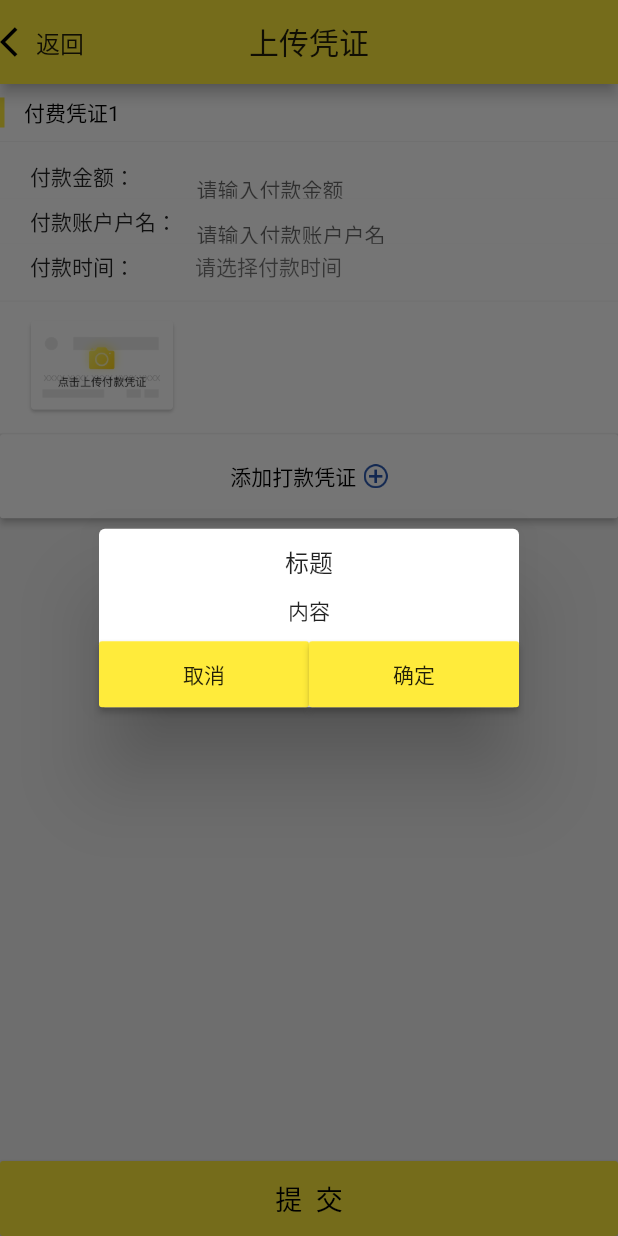
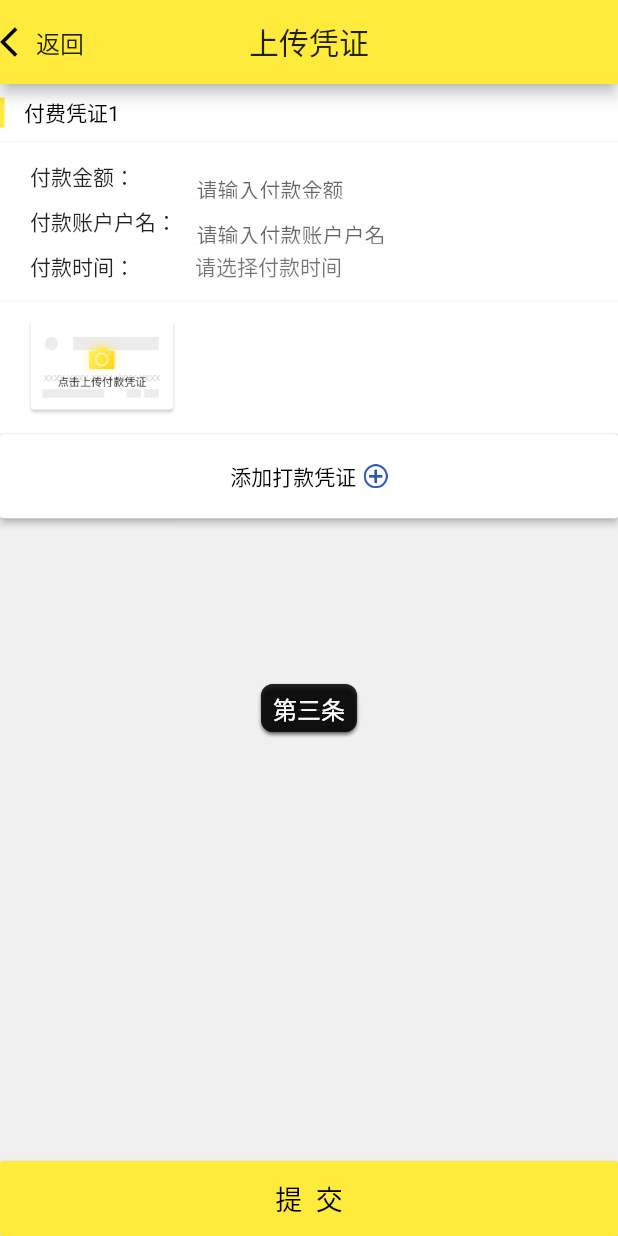
Before and after one commit to FirstLetterZ/flutter_app, a Flutter app: the TestPage screen opened directly, after a tap on an icon or button, on a phone screen of 412 x 824 dp. Run offline on Flutter 3.47's test engine with Material 2 defaults, Android fonts, the phone set to English and light mode, and no system bars.

Commit message:
进度保存

```diff
--- a/lib/GlobalUtil.dart
+++ /dev/null
@@ -1,21 +0,0 @@
-import 'package:flutter/material.dart';
-
-class GlobalUtil {
-  BuildContext _context;
-  static GlobalUtil _mInstance;
-
-  static GlobalUtil get(){
-    if (_mInstance == null) {
-      _mInstance = new GlobalUtil();
-    }
-    return _mInstance;
-  }
-
-  init(BuildContext context) {
-    this._context = context;
-  }
-
-  getAppContext() {
-    return this._context;
-  }
-}
--- a/lib/TestPage.dart
+++ b/lib/TestPage.dart
@@ -1,7 +1,8 @@
 import 'package:flutter/material.dart';
-import 'package:flutter_app/DialogUtil.dart';
+import 'package:flutter_app/util/CustomDialog.dart';
 import 'package:flutter_app/TestItem.dart';
 import 'package:flutter_app/TestModule.dart';
+import 'package:flutter_app/util/CustomToast.dart';
 
 class TestPage extends StatefulWidget {
   final List<ItemData> list = [new ItemData()];
@@ -54,8 +55,8 @@ class _TestPageState extends State<TestPage> {
               style: new TextStyle(color: Colors.black, fontSize: 18)
           ),
           onPressed: () {
-//            _toast(context, '点击了提交');
-            _showDialog();
+            _toast(context, '点击了提交');
+//            _showDialog();
           },
         ),
       ),
@@ -82,42 +83,25 @@ class _TestPageState extends State<TestPage> {
   }
 
   _toast(BuildContext context, String msg) async {
-    OverlayState overlayState = Overlay.of(context);
-    double op = 1.0;
-    OverlayEntry overlayEntry = OverlayEntry(builder: (context) {
-      return Positioned(
-        top: MediaQuery
-            .of(context)
-            .size
-            .height * 2 / 3,
-        child: AnimatedOpacity(
-          child:
-          Container(
-            padding: const EdgeInsets.all(8.0),
-            child: Text(msg,
-              style: TextStyle(fontSize: 16, color: Colors.black,
-                  decoration: TextDecoration.none),
-            ),
-          ),
-          opacity: op,
-          duration: Duration(seconds: 1),
-        ),
-      );
-    });
-    overlayState.insert(overlayEntry);
-    //等待2秒
-    await Future.delayed(Duration(seconds: 2));
-    //移除
-    op = 0.0;
-    overlayEntry.markNeedsBuild();
-    //等待2秒
-    await Future.delayed(Duration(seconds: 2));
-    overlayEntry.remove();
+    toast(context, '第一条');
+    print('第一条:' + context.toString());
+    print('第一条:' + context.owner.toString());
+    await Future.delayed(Duration(milliseconds: 500));
+    toast(context, '第二条');
+    print('第二条:' + context.toString());
+    print('第二条:' + context.owner.toString());
+    await Future.delayed(Duration(milliseconds: 500));
+    if(context==null){
+      print('第三条:context==null');
+      return;
+    }
+    print('第三条:' + context.owner.toString());
+    toast(context, '第三条');
   }
 
   int i = 1;
 
-  _showDialog() async {
+  _showDialog() {
     showDialog(context: context,
         barrierDismissible: true,
         builder: (BuildContext context) {
--- a/lib/main.dart
+++ b/lib/main.dart
@@ -1,6 +1,5 @@
 import 'package:flutter/material.dart';
 import 'package:flutter_app/FirstPage.dart';
-import 'package:flutter_app/GlobalUtil.dart';
 
 void main() => runApp(MyApp());
 
@@ -8,7 +7,6 @@ class MyApp extends StatelessWidget {
   // This widget is the root of your application.
   @override
   Widget build(BuildContext context) {
-    GlobalUtil.get().init(context);
     return MaterialApp(
         title: 'Flutter Demo',
         theme: ThemeData(
--- a/lib/DialogUtil.dart
+++ b/lib/util/CustomDialog.dart
@@ -14,7 +14,7 @@ class CustomDialog extends StatelessWidget {
     this.contentPadding = const EdgeInsets.all(16.0),
     this.backgroundColor = Colors.white,
     this.elevation,
-    this.cancelable = true,
+    @required this.cancelable,
     this.onDismiss,
   })
       : super(key: key);
@@ -28,6 +28,9 @@ class CustomDialog extends StatelessWidget {
         child:
         WillPopScope(
           onWillPop: () {
+            if (this.onDismiss != null) {
+              this.onDismiss();
+            }
             return Future.value(cancelable);
           },
           child: IntrinsicWidth(
--- /dev/null
+++ b/lib/util/CustomToast.dart
@@ -0,0 +1,48 @@
+import 'package:flutter/material.dart';
+
+void toast(BuildContext context, String msg,
+    {int milliseconds = 2000, Color backgroundColor = Colors.black45,
+      double fontSize = 16, Color textColor = Colors.white}) async {
+  if (context == null) {
+    return;
+  }
+  if (milliseconds < 500) {
+    milliseconds = 500;
+  }
+  OverlayState overlayState = Overlay.of(context);
+  double op = 1.0;
+  OverlayEntry overlayEntry = OverlayEntry(builder: (context) {
+    return
+      Center(
+        child:
+        AnimatedOpacity(
+          child:
+          Card(
+            color: backgroundColor,
+            shape: RoundedRectangleBorder(
+                borderRadius: BorderRadius.circular(8)),
+            margin: EdgeInsets.fromLTRB(20, 120, 20, 0),
+            child:
+            Padding(
+              padding: const EdgeInsets.fromLTRB(8, 4, 8, 4),
+              child: Text(msg,
+                style: TextStyle(fontSize: fontSize, color: textColor,
+                    decoration: TextDecoration.none),
+              ),
+            ),
+          ),
+          opacity: op,
+          duration: Duration(milliseconds: 500),
+        ),
+      );
+  });
+  overlayState.insert(overlayEntry);
+  //等待2秒
+  await Future.delayed(Duration(milliseconds: milliseconds - 500));
+  //移除
+  op = 0.0;
+  overlayEntry.markNeedsBuild();
+  //等待2秒
+  await Future.delayed(Duration(milliseconds: 500));
+  overlayEntry.remove();
+}
```
